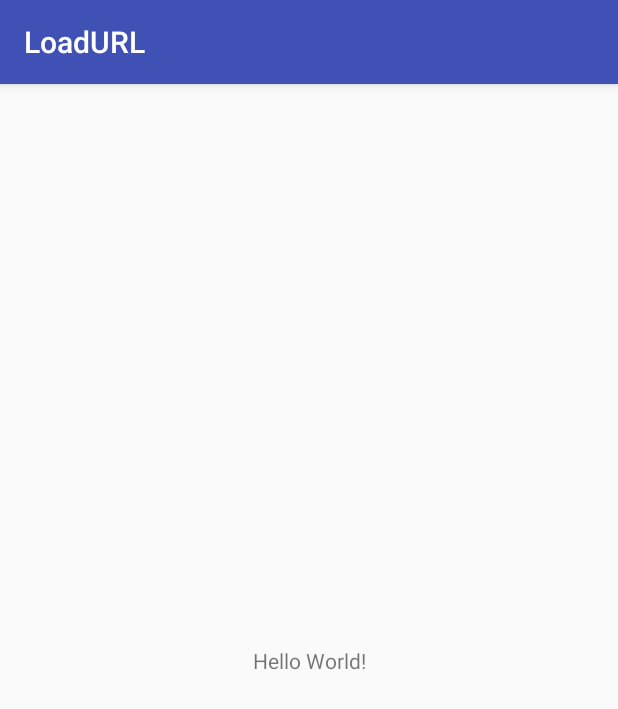
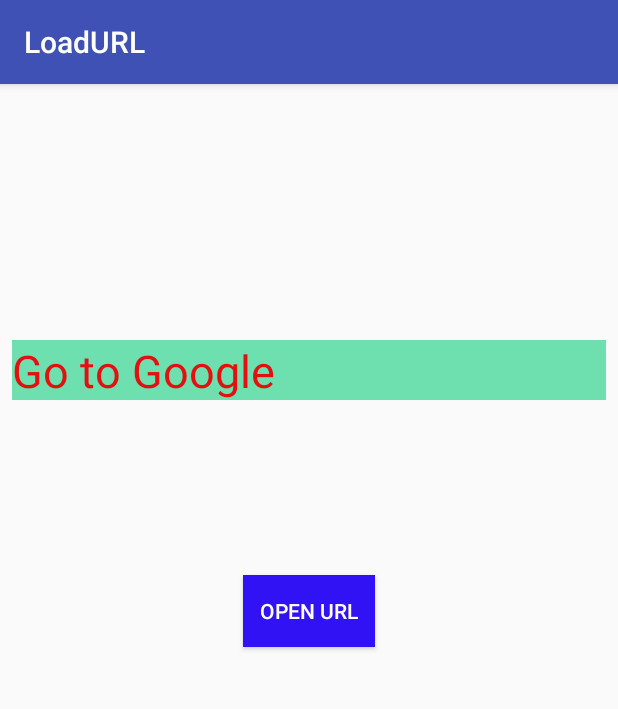
Before and after one commit to Satish24sp/LoadURL, an Android app: the screen it shows after launch (MainActivity), on a phone screen of 412 x 824 dp. Shown: the top 709 px of the screen. Run offline under Robolectric (Android 15) with nearby library versions, the phone set to English and light mode, and no system bars.

Commit message:
second commit

```diff
--- a/app/src/main/AndroidManifest.xml
+++ b/app/src/main/AndroidManifest.xml
@@ -1,6 +1,7 @@
 <?xml version="1.0" encoding="utf-8"?>
 <manifest xmlns:android="http://schemas.android.com/apk/res/android"
     package="com.example.hp.loadurl">
+    <uses-permission android:name="android.permission.INTERNET"/>
 
     <application
         android:allowBackup="true"
@@ -16,6 +17,7 @@
                 <category android:name="android.intent.category.LAUNCHER" />
             </intent-filter>
         </activity>
+        <activity android:name=".WebActivity"></activity>
     </application>
 
 </manifest>
--- a/app/src/main/java/com/example/hp/loadurl/MainActivity.java
+++ b/app/src/main/java/com/example/hp/loadurl/MainActivity.java
@@ -1,13 +1,39 @@
 package com.example.hp.loadurl;
 
+import android.content.Intent;
 import android.support.v7.app.AppCompatActivity;
 import android.os.Bundle;
+import android.view.View;
+import android.widget.Button;
+import android.widget.Toast;
 
 public class MainActivity extends AppCompatActivity {
-
+    Button button;
     @Override
     protected void onCreate(Bundle savedInstanceState) {
         super.onCreate(savedInstanceState);
         setContentView(R.layout.activity_main);
+
+        button = (Button) findViewById(R.id.b1);
+        button.setOnClickListener(new View.OnClickListener() {
+            @Override
+            public void onClick(View view)
+            {
+                String strURL = "http://www.google.com";
+                if(strURL.matches(""))
+                {
+                    Toast.makeText(MainActivity.this, "Please Provide URL", Toast.LENGTH_SHORT).show();
+                    return;
+                }
+                else
+                {
+                    Intent intent = new Intent(MainActivity.this, WebActivity.class);
+                    intent.putExtra("website", strURL);
+                    startActivity(intent);
+                }
+
+            }
+        });
+
     }
 }
--- a/app/src/main/res/layout/activity_main.xml
+++ b/app/src/main/res/layout/activity_main.xml
@@ -1,5 +1,6 @@
 <?xml version="1.0" encoding="utf-8"?>
-<android.support.constraint.ConstraintLayout xmlns:android="http://schemas.android.com/apk/res/android"
+<android.support.constraint.ConstraintLayout
+    xmlns:android="http://schemas.android.com/apk/res/android"
     xmlns:app="http://schemas.android.com/apk/res-auto"
     xmlns:tools="http://schemas.android.com/tools"
     android:layout_width="match_parent"
@@ -7,12 +8,38 @@
     tools:context=".MainActivity">
 
     <TextView
+        android:id="@+id/url"
+        android:layout_width="match_parent"
+        android:layout_height="40dp"
+        android:layout_marginBottom="8dp"
+        android:layout_marginEnd="8dp"
+        android:layout_marginLeft="8dp"
+        android:layout_marginRight="8dp"
+        android:layout_marginStart="8dp"
+        android:layout_marginTop="8dp"
+        android:background="#6edfae"
+        android:text="Go to Google"
+        android:textColor="#e41010"
+        android:textSize="30dp"
+        app:layout_constraintBottom_toBottomOf="parent"
+        app:layout_constraintEnd_toEndOf="parent"
+        app:layout_constraintHorizontal_bias="0.0"
+        app:layout_constraintStart_toStartOf="parent"
+        app:layout_constraintTop_toTopOf="parent"
+        app:layout_constraintVertical_bias="0.228" />
+
+    <Button
         android:layout_width="wrap_content"
         android:layout_height="wrap_content"
-        android:text="Hello World!"
+        android:text="Open URL"
+        android:textColor="#fdfdfd"
+        android:background="#3012f4"
+        android:id="@+id/b1"
         app:layout_constraintBottom_toBottomOf="parent"
-        app:layout_constraintLeft_toLeftOf="parent"
-        app:layout_constraintRight_toRightOf="parent"
-        app:layout_constraintTop_toTopOf="parent" />
+        app:layout_constraintEnd_toEndOf="parent"
+        app:layout_constraintStart_toStartOf="parent"
+        app:layout_constraintTop_toTopOf="parent"
+        app:layout_constraintVertical_bias="0.455" />
+
 
 </android.support.constraint.ConstraintLayout>
```
Also changed, not shown: app/src/main/java/com/example/hp/loadurl/WebActivity.java (added, +60 -0 lines), app/src/main/res/layout/activity_web.xml (added, +17 -0 lines).
